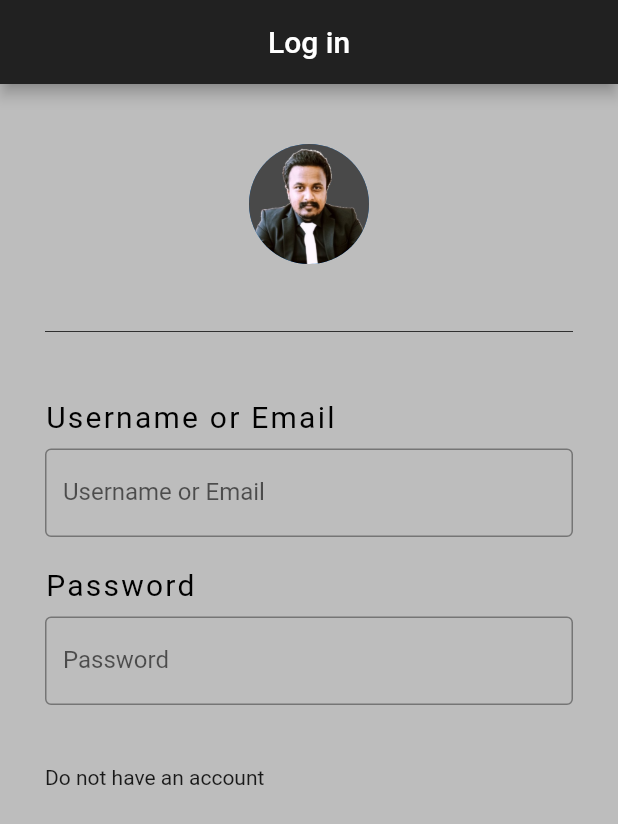
After one commit to Shalika001/selling-app, a Flutter app: the screen it shows after launch, on a phone screen of 412 x 824 dp. The commit adds this screen. Shown: the top 824 px of the screen. Run offline on Flutter 3.47's test engine with Material 2 defaults, Android fonts, the phone set to English and light mode, and no system bars.

Commit message:
login.dart

```diff
--- /dev/null
+++ b/lib/pages/login.dart
@@ -0,0 +1,54 @@
+import 'package:flutter/material.dart';
+import 'package:selling_app/widgets/textFeild.dart';
+
+class Login extends StatefulWidget {
+  const Login({Key? key}) : super(key: key);
+
+  @override
+  State<Login> createState() => _LoginState();
+}
+
+class _LoginState extends State<Login> {
+  @override
+  Widget build(BuildContext context) {
+    return Scaffold(
+      backgroundColor: Colors.grey[400],
+      appBar: AppBar(
+        title: Text('Log in'),
+        centerTitle: true,
+        backgroundColor: Colors.grey[900],
+      ),
+      body: Padding(
+        padding: EdgeInsets.fromLTRB(30.0, 40.0, 30.0, 0.0),
+        child: Column(
+          crossAxisAlignment: CrossAxisAlignment.start,
+          children: <Widget>[
+            Center(
+              child: CircleAvatar(
+                backgroundImage: AssetImage(
+                    'assets/shalika.jpg'
+                ),
+                radius: 40.0,
+              ),
+            ),
+            Divider(
+              height: 90.0,
+              color: Colors.grey[850],
+            ),
+            textField(
+                label: 'Username or Email',
+                labelText: 'Username or Email',
+            ),
+            SizedBox(height: 20.0),
+            textField(
+                label: 'Password',
+                labelText: 'Password',
+            ),
+            SizedBox(height: 40.0),
+            Text('Do not have an account'),
+          ],
+        ),
+      ),
+    );
+  }
+}
--- /dev/null
+++ b/lib/widgets/textFeild.dart
@@ -0,0 +1,27 @@
+import 'package:flutter/material.dart';
+
+Widget textField({required String label, required String labelText}){
+  return Container(
+    child: Column(
+      crossAxisAlignment: CrossAxisAlignment.start,
+      children: [
+        Text(
+          label,
+          style: TextStyle(
+            color: Colors.black,
+            letterSpacing: 1.5,
+            fontSize: 20.0,
+          ),
+        ),
+        SizedBox(height: 10.0),
+        TextField(
+          obscureText: true,
+          decoration: InputDecoration(
+            border: OutlineInputBorder(),
+            labelText: labelText,
+          ),
+        ),
+      ],
+    ),
+  );
+}
```
Also changed, not shown: lib/main.dart (+2 -79 lines).
